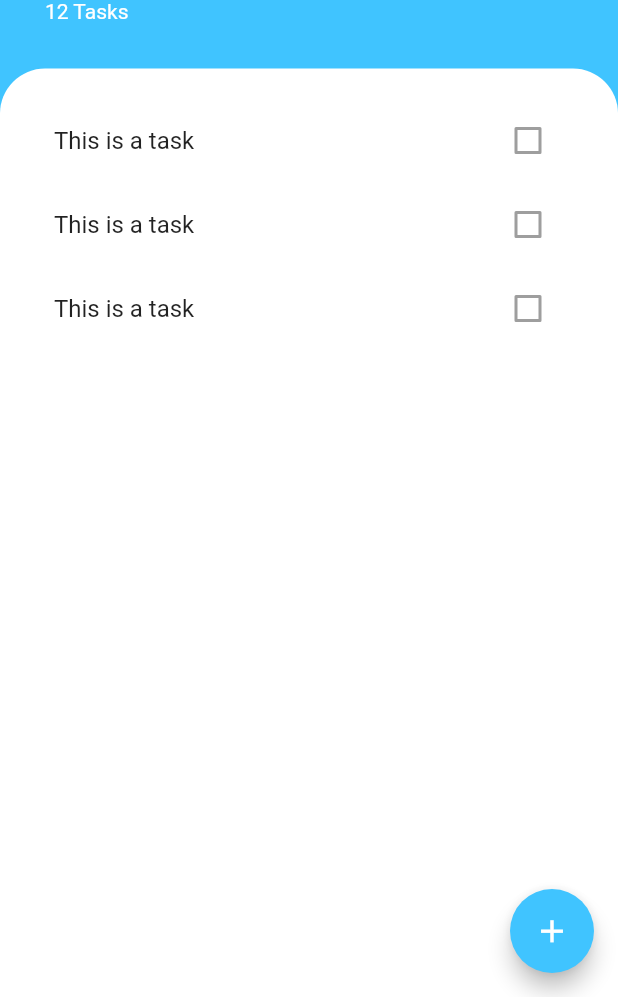
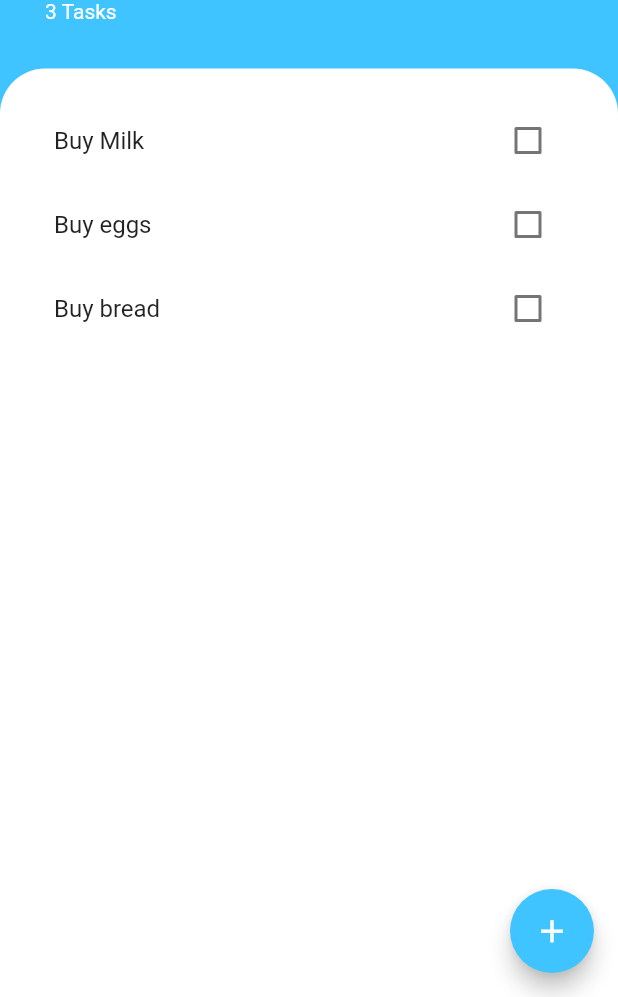
Before and after one commit to codetosanfrancisco/flutter-todoey, a Flutter app: the screen it shows after launch, on a phone screen of 412 x 824 dp, the part 239-1236 px from its top. Run offline on Flutter 3.47's test engine with Material 2 defaults, Android fonts, the phone set to English and light mode, and no system bars.

Commit message:
App Completed

```diff
--- a/lib/main.dart
+++ b/lib/main.dart
@@ -1,13 +1,18 @@
 import 'package:flutter/material.dart';
+import 'package:todoey_flutter/models/task_data.dart';
 import 'package:todoey_flutter/screens/tasks_screen.dart';
+import 'package:provider/provider.dart';
 
 void main() => runApp(MyApp());
 
 class MyApp extends StatelessWidget {
   @override
   Widget build(BuildContext context) {
-    return MaterialApp(
-      home: TasksScreen(),
+    return ChangeNotifierProvider(
+      builder: (context) => TaskData(),
+      child: MaterialApp(
+        home: TaskScreen(),
+      ),
     );
   }
 }
--- /dev/null
+++ b/lib/models/task.dart
@@ -0,0 +1,10 @@
+class Task {
+  final String name;
+  bool isDone;
+
+  Task({this.name, this.isDone = false});
+
+  void toggleDone() {
+    isDone = !isDone;
+  }
+}
--- /dev/null
+++ b/lib/models/task_data.dart
@@ -0,0 +1,36 @@
+import 'package:flutter/cupertino.dart';
+import "package:provider/provider.dart";
+import 'task.dart';
+import 'dart:collection';
+
+class TaskData extends ChangeNotifier {
+  List<Task> _tasks = [
+    Task(name: 'Buy Milk'),
+    Task(name: 'Buy eggs'),
+    Task(name: 'Buy bread')
+  ];
+
+  UnmodifiableListView <Task> get tasks {
+    return UnmodifiableListView(_tasks);
+  }
+
+  int get taskCount {
+    return _tasks.length;
+  }
+
+  void addTask(String newTaskTitle) {
+    final task = Task(name: newTaskTitle);
+    _tasks.add(task);
+    notifyListeners();
+  }
+
+  void updateTask(Task task) {
+    task.toggleDone();
+    notifyListeners();
+  }
+
+  void deleteTask(task) {
+    _tasks.remove(task);
+    notifyListeners();
+  }
+}
--- a/lib/screens/tasks_screen.dart
+++ b/lib/screens/tasks_screen.dart
@@ -2,14 +2,24 @@ import 'package:flutter/cupertino.dart';
 import 'package:flutter/material.dart';
 import 'package:todoey_flutter/widgets/task_tile.dart';
 import 'package:todoey_flutter/widgets/tasks_list.dart';
+import 'add_task_screen.dart';
+import 'package:todoey_flutter/models/task.dart';
+import 'package:provider/provider.dart';
+import 'package:todoey_flutter/models/task_data.dart';
 
-class TasksScreen extends StatelessWidget {
+
+class TaskScreen extends StatelessWidget {
+
   @override
   Widget build(BuildContext context) {
     return Scaffold(
       backgroundColor: Colors.lightBlueAccent,
       floatingActionButton: FloatingActionButton(
-        onPressed: () {},
+        onPressed: () {
+          showModalBottomSheet(context: context, builder: (BuildContext context) => Container(
+            child: AddTaskScreen(),
+          ));
+        },
         backgroundColor: Colors.lightBlueAccent,
         child: Icon(Icons.add, size: 25.0,),
       ),
@@ -38,7 +48,7 @@ class TasksScreen extends StatelessWidget {
                       fontSize: 50.0,
                       fontWeight: FontWeight.w700
                   ),),
-                  Text('12 Tasks', style: TextStyle(
+                  Text('${Provider.of<TaskData>(context).taskCount} Tasks', style: TextStyle(
                       color: Colors.white
                   ),),
                 ],
--- a/lib/widgets/task_tile.dart
+++ b/lib/widgets/task_tile.dart
@@ -1,16 +1,30 @@
 import 'package:flutter/material.dart';
 
 class TaskTile extends StatelessWidget {
-  const TaskTile({
-    Key key,
-  }) : super(key: key);
+  final bool isChecked;
+  final String taskTitle;
+  final Function checkBoxCallback;
+  final Function longPressCallback;
+
+  TaskTile(
+      {this.isChecked,
+      this.taskTitle,
+      this.checkBoxCallback,
+      this.longPressCallback});
 
   @override
   Widget build(BuildContext context) {
     return ListTile(
-      title: Text('This is a task'),
+      onLongPress: longPressCallback,
+      title: Text(
+        taskTitle,
+        style: TextStyle(
+            decoration: isChecked ? TextDecoration.lineThrough : null),
+      ),
       trailing: Checkbox(
-        value: false,
+        activeColor: Colors.lightBlueAccent,
+        value: isChecked,
+        onChanged: checkBoxCallback,
       ),
     );
   }
--- a/lib/widgets/tasks_list.dart
+++ b/lib/widgets/tasks_list.dart
@@ -1,19 +1,29 @@
 import 'package:flutter/material.dart';
 import 'task_tile.dart';
+import 'package:todoey_flutter/models/task.dart';
+import 'package:todoey_flutter/models/task_data.dart';
+import 'package:provider/provider.dart';
 
 class TasksList extends StatelessWidget {
-  const TasksList({
-    Key key,
-  }) : super(key: key);
-
   @override
   Widget build(BuildContext context) {
-    return ListView(
-      children: <Widget>[
-        TaskTile(),
-        TaskTile(),
-        TaskTile()
-      ],
+    return Consumer<TaskData>(
+      builder: (context, taskData, child) {
+        return ListView.builder(itemBuilder: (context, int index) {
+          final task = taskData.tasks[index];
+          return TaskTile(
+              taskTitle: task.name,
+              isChecked: task.isDone,
+              checkBoxCallback: (bool checkBoxState) {
+                //Provider.of<TaskData>(context).tasks[index].toggleDone();
+                taskData.updateTask(task);
+              },
+            longPressCallback: () {
+                taskData.deleteTask(task);
+            },
+          );
+        }, itemCount: taskData.taskCount,);
+      }
     );
   }
 }
--- a/pubspec.yaml
+++ b/pubspec.yaml
@@ -23,6 +23,7 @@ dependencies:
   # The following adds the Cupertino Icons font to your application.
   # Use with the CupertinoIcons class for iOS style icons.
   cupertino_icons: ^0.1.2
+  provider: ^3.2.0
 
 dev_dependencies:
   flutter_test:
```
Also changed, not shown: lib/screens/add_task_screen.dart (added, +55 -0 lines), pubspec.lock.
